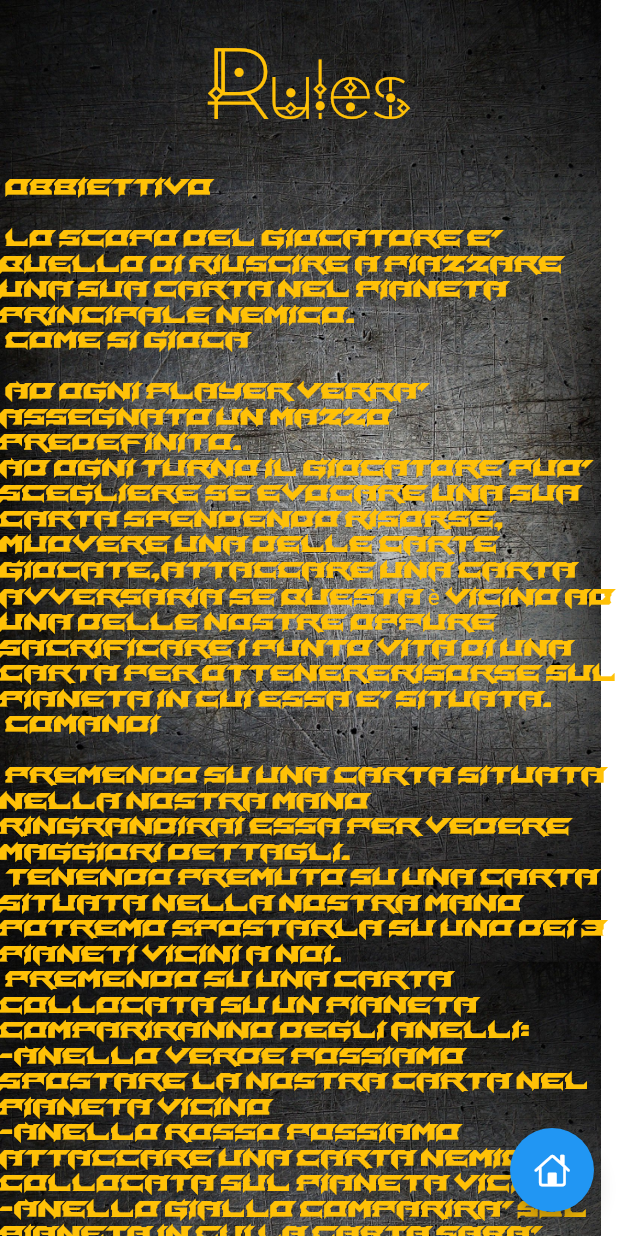
After one commit to LorenzoMacchione/Imperium-Scorpio-Flutter, a Flutter app: the screen it shows after launch, after a tap on "Rules", on a phone screen of 412 x 824 dp. The commit adds this screen. Run offline on Flutter 3.47's test engine with Material 2 defaults, Android fonts, the light colour scheme and no system bars; our stand-ins replace firebase_core, firebase_database; missing offline and left inert: widget_loading; accounts and stored records are empty.

Commit message:
v 0.6.5 - completed rule

```diff
--- a/imperium_scorpio_flutter/lib/Match/UI/MatchUI.dart
+++ b/imperium_scorpio_flutter/lib/Match/UI/MatchUI.dart
@@ -1,7 +1,7 @@
 ///Classe che gestisce la partita
 
-import 'dart:html';
 import 'dart:io';
+
 
 import 'package:flutter/cupertino.dart';
 import 'package:flutter/material.dart';
@@ -822,6 +822,7 @@ class _MatchState extends State {
                             ermes.miningMsg(2);
                             activeCard = -1;
                             ermes.lock();
+                            activeCard = -1;
                             refreshUI();
                           },
                         )),
@@ -837,6 +838,7 @@ class _MatchState extends State {
                             ermes.attackMsg(activeCard, 2);
                             activeCard = -1;
                             ermes.lock();
+                            activeCard = -1;
                             refreshUI();
                           },
                           child: Image.asset('assets/images/anello_rosso.png',
@@ -880,6 +882,7 @@ class _MatchState extends State {
                             ermes.moveMsg(activeCard, 0);
                             activeCard = -1;
                             ermes.lock();
+                            activeCard = -1;
                             refreshUI();
                           },
                         );
@@ -985,7 +988,11 @@ class _MatchState extends State {
                                 child: MaterialButton(
                                   onPressed: (){
                                     if(!ermes.Lock&&Res1.read()>0){
-                                      if(playerHand.size()==5) ;//TODO toast "hai la mano piena"
+                                      if(playerHand.size()==5) {
+                                        ScaffoldMessenger.of(context).showSnackBar(SnackBar(
+                                            content: Text("Non hai più lo spazio in mano")
+                                        ));
+                                      }
                                       else draw1=!draw1;
                                       refreshUI();
                                     }},
@@ -1033,7 +1040,11 @@ class _MatchState extends State {
                                   child: MaterialButton(
                                     onPressed: (){
                                       if(!ermes.Lock&&Res2.read()>0){
-                                        if(playerHand.size()==5) ;//TODO toast "hai la mano piena"
+                                        if(playerHand.size()==5) {
+                                          ScaffoldMessenger.of(context).showSnackBar(SnackBar(
+                                              content: Text("Non hai più spazio nella mano")
+                                          ));
+                                        }
                                         else draw2=!draw2;
                                         refreshUI();
                                       }
@@ -1081,7 +1092,11 @@ class _MatchState extends State {
                                 child: MaterialButton(
                                   onPressed: (){
                                     if(!ermes.Lock&&Res3.read()>0){
-                                      if(playerHand.size()==5) ;//TODO toast "hai la mano piena"
+                                      if(playerHand.size()==5) {
+                                        ScaffoldMessenger.of(context).showSnackBar(SnackBar(
+                                            content: Text("Non hai più spazio nella mano")
+                                        ));
+                                      }
                                       else draw3=!draw3;
                                       refreshUI();
                                     }
@@ -1130,7 +1145,11 @@ class _MatchState extends State {
                                 child: MaterialButton(
                                   onPressed: (){
                                     if(!ermes.Lock&&Res4.read()>0){
-                                      if(playerHand.size()==5) ;//TODO toast "hai la mano piena"
+                                      if(playerHand.size()==5) {
+                                        ScaffoldMessenger.of(context).showSnackBar(SnackBar(
+                                            content: Text("Non hai più spazio nella mano")
+                                        ));
+                                      }
                                       else draw4=!draw4;
                                     refreshUI();
                                     }
--- /dev/null
+++ b/imperium_scorpio_flutter/lib/Rules.dart
@@ -0,0 +1,62 @@
+import 'package:flutter/cupertino.dart';
+import 'package:flutter/material.dart';
+import 'package:path/path.dart';
+
+class Rules extends StatelessWidget {
+  @override
+  Widget build(BuildContext context) {
+    return Stack(
+      children: [
+        Image.asset(
+          'assets/images/backgroundRules_3.png',
+          fit: BoxFit.fill,
+        ),
+        Scaffold(
+          backgroundColor: Colors.transparent,
+          body: Center(
+              child: Column(
+            children: [
+              Container(height: 30),
+              Text(
+                "Rules",
+                textAlign: TextAlign.center,
+                style: TextStyle(
+                    fontFamily: 'orion', color: Colors.amber, fontSize: 70),
+              ),
+              Expanded(
+                child: SingleChildScrollView(
+                  scrollDirection: Axis.vertical,
+                  child: Text(
+                    "\n Obbiettivo \n \n Lo scopo del giocatore e' quello di riuscire a piazzare una sua carta nel "
+                    "pianeta principale nemico."
+                    "\n Come si gioca \n \n Ad ogni player verra' assegnato un mazzo predefinito."
+                    "\nAd ogni turno il giocatore puo' scegliere se evocare una sua carta spendendo risorse, "
+                    "muovere una delle carte giocate,attaccare una carta avversaria se questa è vicino ad una delle nostre "
+                    "oppure sacrificare 1 punto vita di una carta per ottenererisorse sul pianeta in cui essa e' situata."
+                    "\n Comandi \n \n Premendo su una carta situata nella nostra mano ringrandirai essa per vedere maggiori dettagli."
+                    "\n Tenendo premuto su una carta situata nella nostra mano potremo spostarla su uno dei 3 pianeti vicini a noi."
+                    "\n Premendo su una carta collocata su un pianeta compariranno degli anelli:"
+                    "\n-Anello verde possiamo spostare la nostra carta nel pianeta vicino"
+                    "\n-Anello Rosso possiamo attaccare una carta nemica collocata sul pianeta vicino"
+                    "\n-Anello Giallo comparira' sul pianeta in cui la carta sara' situata e premendo sopra ad essa prenderai le risorse "
+                    "di quel pianeta",
+                    style: TextStyle(
+                        fontFamily: 'laceration',
+                        color: Colors.amber,
+                        fontSize: 15),
+                  ),
+                ),
+              ),
+            ],
+          )),
+          floatingActionButton: FloatingActionButton(
+            onPressed: () {
+              Navigator.pop(context);
+            },
+            child: Icon(CupertinoIcons.home, color: Colors.white),
+          ),
+        )
+      ],
+    );
+  }
+}
--- a/imperium_scorpio_flutter/lib/main.dart
+++ b/imperium_scorpio_flutter/lib/main.dart
@@ -5,6 +5,7 @@ import 'package:firebase_core/firebase_core.dart';
 import 'package:flutter/cupertino.dart';
 import 'package:flutter/material.dart';
 import 'package:imperium_scorpio_flutter/Postal/Ermes.dart';
+import 'package:imperium_scorpio_flutter/Rules.dart';
 import 'package:imperium_scorpio_flutter/WaitingRoom.dart';
 import 'package:flutter/services.dart';
 
@@ -111,6 +112,15 @@ class _MyHomePageState extends State<MyHomePage> {
                         style: TextStyle(color: Colors.white, fontSize: 25)))
               ])),
           ElevatedButton.icon(
+              onPressed: (){Navigator.push(context, MaterialPageRoute(builder: (context){return Rules();}));},
+            label: Text(
+              "Rules",
+                  textAlign: TextAlign.center,
+              style: TextStyle(color: Colors.white),
+            ),
+            icon: Icon(CupertinoIcons.book_solid,color: Colors.white,size: 50),
+              ),
+          ElevatedButton.icon(
             onPressed: () {
               ermes.clearDB();
             },
```
Also changed, not shown: imperium_scorpio_flutter/assets/images/backgroundRules.png (added), imperium_scorpio_flutter/assets/images/backgroundRules_2.jpg (added), imperium_scorpio_flutter/assets/images/backgroundRules_3.png (added), 3 other files.
